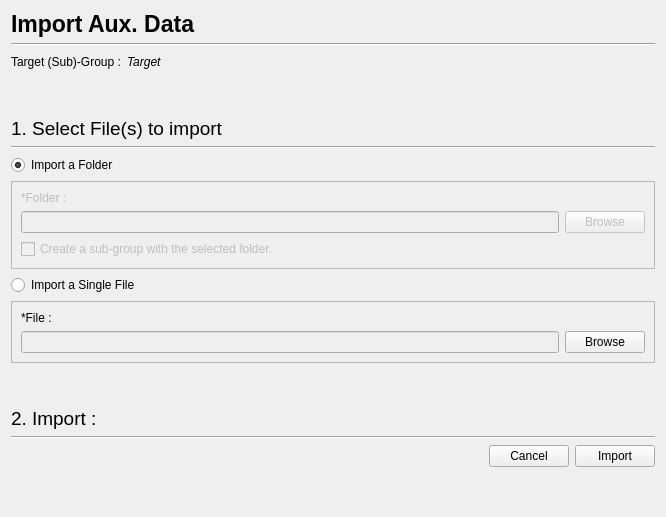
The window that PhzQtUI/auxdir/PhzQtUI/DialogImportAuxData.ui (astrorama/Phosphoros) describes before a commit, drawn with Qt 5.
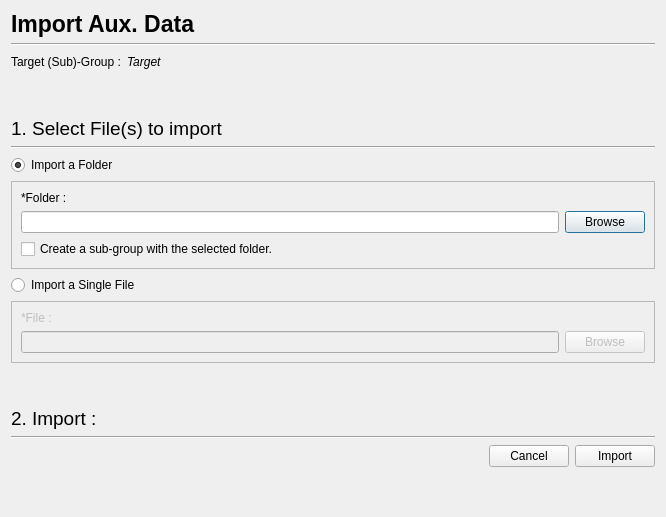
The same window after the commit.

What changed in the file:
```diff
--- a/PhzQtUI/auxdir/PhzQtUI/DialogImportAuxData.ui
+++ b/PhzQtUI/auxdir/PhzQtUI/DialogImportAuxData.ui
@@ -133,7 +133,7 @@
    <item>
     <widget class="QFrame" name="frame_Folder">
      <property name="enabled">
-      <bool>false</bool>
+      <bool>true</bool>
      </property>
      <property name="frameShape">
       <enum>QFrame::StyledPanel</enum>
@@ -185,6 +185,9 @@
    </item>
    <item>
     <widget class="QFrame" name="frame_File">
+     <property name="enabled">
+      <bool>false</bool>
+     </property>
      <property name="frameShape">
       <enum>QFrame::StyledPanel</enum>
      </property>
```
